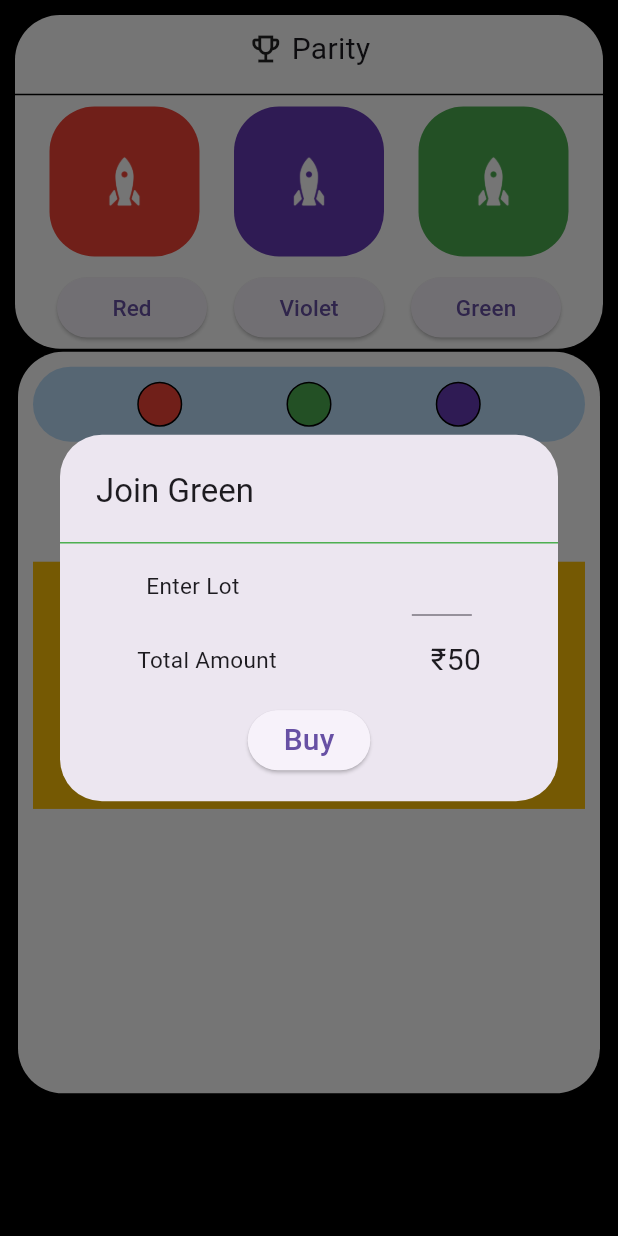
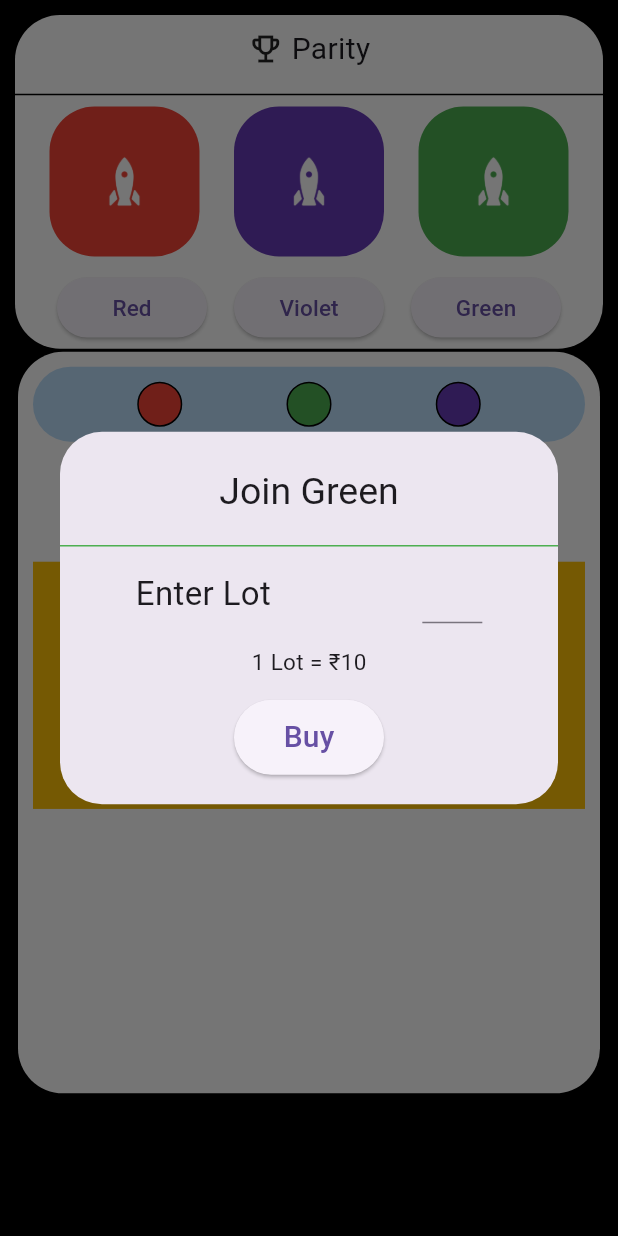
Before and after one commit to shivam2109964/colorPridct, a Flutter app: the ColorGame screen opened directly, after a tap on "Red", after a tap on "Violet", after a tap on "Green", on a phone screen of 412 x 824 dp. Run offline on Flutter 3.47's test engine with Material 3 defaults, Android fonts, the phone set to English and light mode, and no system bars; our stand-ins replace shared_preferences; accounts and stored records are empty.

Commit message:
sab sahi cahl rha hai

```diff
--- /dev/null
+++ b/lib/Dummy.dart
@@ -0,0 +1,53 @@
+import 'package:flutter/material.dart';
+
+class Dummy extends StatefulWidget {
+  const Dummy({super.key});
+  @override
+  State<Dummy> createState() => _DummyState();
+}
+
+class _DummyState extends State<Dummy> {
+   TextEditingController _controller = TextEditingController();
+  int _result = 0;
+
+  void _calculateResult() {
+    String input = _controller.text;
+    int result = int.tryParse(input) ?? 0;
+    result *= 10;
+    setState(() {
+      _result = result;
+    });
+  }
+
+  @override
+  Widget build(BuildContext context) {
+    return Scaffold(
+      appBar: AppBar(
+        title: Text('Multiply by 10'),
+      ),
+      body: Center(
+        child: Column(
+          mainAxisAlignment: MainAxisAlignment.center,
+          children: <Widget>[
+            TextField(
+              controller: _controller,
+              decoration: InputDecoration(
+                labelText: 'Enter a number',
+              ),
+              keyboardType: TextInputType.number,
+            ),
+            ElevatedButton(
+              onPressed: _calculateResult,
+              child: Text('Calculate Result'),
+            ),
+            SizedBox(height: 20),
+            Text(
+              'Result: $_result',
+              style: TextStyle(fontSize: 20),
+            ),
+          ],
+        ),
+      ),
+    );
+  }
+}
--- a/lib/Services/ColorGameScreen/src/screen/ColorGameScreen.dart
+++ b/lib/Services/ColorGameScreen/src/screen/ColorGameScreen.dart
@@ -11,8 +11,22 @@ class ColorGame extends StatefulWidget {
 }
 
 class _ColorGameState extends State<ColorGame> {
+  //Controller for when user press on Buy Button then in Dialog Widget its show total amount
+  final TextEditingController _controller = TextEditingController();
+
+  int _result = 0;
+
+  void _calculateResult() {
+    String input = _controller.text;
+    int result = int.tryParse(input) ?? 0;
+    result *= 10;
+    setState(() {
+      _result = result;
+    });
+  }
+
   ColorPridect colorPridect = ColorPridect();
-
+//This is for timer
   int group1Tokens = 0;
   int gorup2Tokesn = 0;
   bool isTimeRunning = false;
@@ -38,6 +52,7 @@ class _ColorGameState extends State<ColorGame> {
 
   @override
   void dispose() {
+    //Controller for calculate total amount of Dailog box
     _timer?.cancel();
     super.dispose();
   }
@@ -64,6 +79,7 @@ class _ColorGameState extends State<ColorGame> {
       }
     });
   }
+  //That's it
 
   @override
   Widget build(BuildContext context) {
@@ -195,7 +211,11 @@ class _ColorGameState extends State<ColorGame> {
                                       context: context,
                                       builder: (BuildContext context) =>
                                           SimpleDialog(
-                                        title: const Text("Join Red"),
+                                        title: const Center(
+                                            child: Text(
+                                          "Join Red",
+                                          style: TextStyle(fontSize: 25),
+                                        )),
                                         children: <Widget>[
                                           const Divider(
                                             color: Colors.red,
@@ -209,70 +229,57 @@ class _ColorGameState extends State<ColorGame> {
                                               mainAxisAlignment:
                                                   MainAxisAlignment.center,
                                               children: <Widget>[
-                                                const Row(
+                                                Row(
                                                   mainAxisAlignment:
                                                       MainAxisAlignment
                                                           .spaceAround,
                                                   children: <Widget>[
-                                                    Text(
+                                                    const Text(
                                                       "Enter Lot",
                                                       style: TextStyle(
-                                                          fontSize: 15),
+                                                          fontSize: 22),
                                                     ),
                                                     SizedBox(
                                                       width: 40,
                                                       height: 40,
                                                       child: TextField(
+                                                        controller: _controller,
                                                         keyboardType:
                                                             TextInputType
                                                                 .number,
-                                                        style: TextStyle(
-                                                            fontSize: 15),
+                                                        style: const TextStyle(
+                                                            fontSize: 22),
+                                                        //Calculate Dialog Box Total Amount
                                                       ),
-                                                    )
-                                                  ],
-                                                ),
-                                                const Padding(
-                                                  padding: EdgeInsets.only(
-                                                    top: 15,
-                                                  ),
-                                                ),
-                                                const Row(
-                                                  mainAxisAlignment:
-                                                      MainAxisAlignment
-                                                          .spaceAround,
-                                                  children: <Widget>[
-                                                    Text(
-                                                      "Total Amount",
-                                                      style: TextStyle(
-                                                          fontSize: 15),
-                                                    ),
-                                                    Text(
-                                                      "₹50",
-                                                      style: TextStyle(
-                                                          fontSize: 20),
                                                     ),
                                                   ],
                                                 ),
                                                 const Padding(
-                                                  padding: EdgeInsets.only(
-                                                    top: 15,
+                                                  padding: EdgeInsets.all(15),
+                                                  child: Row(
+                                                    mainAxisAlignment:
+                                                        MainAxisAlignment
+                                                            .center,
+                                                    children: [
+                                                      Text(
+                                                        "1 Lot = ₹10",
+                                                        style: TextStyle(
+                                                            fontSize: 15),
+                                                      )
+                                                    ],
                                                   ),
                                                 ),
-                                                Row(
-                                                  mainAxisAlignment:
-                                                      MainAxisAlignment.center,
-                                                  children: [
-                                                    ElevatedButton(
+                                                SizedBox(
+                                                  height: 50,
+                                                  width: 100,
+                                                  child: ElevatedButton(
                                                     onPressed: () {},
                                                     child: const Text(
                                                       "Buy",
                                                       style: TextStyle(
-                                                          fontSize: 20,
+                                                          fontSize: 20),
                                                     ),
                                                   ),
-                                                    ),
-                                                  ],
                                                 ),
                                               ],
                                             ),
@@ -297,7 +304,11 @@ class _ColorGameState extends State<ColorGame> {
                                       context: context,
                                       builder: (BuildContext context) =>
                                           SimpleDialog(
-                                        title: const Text("Join Violet"),
+                                        title: const Center(
+                                            child: Text(
+                                          "Join Violet",
+                                          style: TextStyle(fontSize: 25),
+                                        )),
                                         children: <Widget>[
                                           const Divider(
                                             color: Colors.deepPurple,
@@ -311,70 +322,57 @@ class _ColorGameState extends State<ColorGame> {
                                               mainAxisAlignment:
                                                   MainAxisAlignment.center,
                                               children: <Widget>[
-                                                const Row(
+                                                Row(
                                                   mainAxisAlignment:
                                                       MainAxisAlignment
                                                           .spaceAround,
                                                   children: <Widget>[
-                                                    Text(
+                                                    const Text(
                                                       "Enter Lot",
                                                       style: TextStyle(
-                                                          fontSize: 15),
+                                                          fontSize: 22),
                                                     ),
                                                     SizedBox(
                                                       width: 40,
                                                       height: 40,
                                                       child: TextField(
+                                                        controller: _controller,
                                                         keyboardType:
                                                             TextInputType
                                                                 .number,
-                                                        style: TextStyle(
-                                                            fontSize: 15),
+                                                        style: const TextStyle(
+                                                            fontSize: 22),
+                                                        //Calculate Dialog Box Total Amount
                                                       ),
-                                                    )
-                                                  ],
-                                                ),
-                                                const Padding(
-                                                  padding: EdgeInsets.only(
-                                                    top: 15,
-                                                  ),
-                                                ),
-                                                const Row(
-                                                  mainAxisAlignment:
-                                                      MainAxisAlignment
-                                                          .spaceAround,
-                                                  children: <Widget>[
-                                                    Text(
-                                                      "Total Amount",
-                                                      style: TextStyle(
-                                                          fontSize: 15),
-                                                    ),
-                                                    Text(
-                                                      "₹50",
-                                                      style: TextStyle(
-                                                          fontSize: 20),
                                                     ),
                                                   ],
                                                 ),
                                                 const Padding(
-                                                  padding: EdgeInsets.only(
-                                                    top: 15,
+                                                  padding: EdgeInsets.all(15),
+                                                  child: Row(
+                                                    mainAxisAlignment:
+                                                        MainAxisAlignment
+                                                            .center,
+                                                    children: [
+                                                      Text(
+                                                        "1 Lot = ₹10",
+                                                        style: TextStyle(
+                                                            fontSize: 15),
+                                                      )
+                                                    ],
                                                   ),
                                                 ),
-                                                Row(
-                                                  mainAxisAlignment:
-                                                      MainAxisAlignment.center,
-                                                  children: [
-                                                    ElevatedButton(
+                                                 SizedBox(
+                                                  height: 50,
+                                                  width: 100,
+                                                  child: ElevatedButton(
                                                     onPressed: () {},
                                                     child: const Text(
                                                       "Buy",
                                                       style: TextStyle(
-                                                          fontSize: 20,
+                                                          fontSize: 20),
                                                     ),
                                                   ),
-                                                    ),
-                                                  ],
                                                 ),
                                               ],
                                             ),
@@ -399,7 +397,11 @@ class _ColorGameState extends State<ColorGame> {
                                       context: context,
                                       builder: (BuildContext context) =>
                                           SimpleDialog(
-                                        title: const Text("Join Green"),
+                                        title: const Center(
+                                            child: Text(
+                                          "Join Green",
+                                          style: TextStyle(fontSize: 25),
+                                        )),
                                         children: <Widget>[
                                           const Divider(
                                             color: Colors.green,
@@ -413,70 +415,57 @@ class _ColorGameState extends State<ColorGame> {
                                               mainAxisAlignment:
                                                   MainAxisAlignment.center,
                                               children: <Widget>[
-                                                const Row(
+                                                Row(
                                                   mainAxisAlignment:
                                                       MainAxisAlignment
                                                           .spaceAround,
                                                   children: <Widget>[
-                                                    Text(
+                                                    const Text(
                                                       "Enter Lot",
                                                       style: TextStyle(
-                                                          fontSize: 15),
+                                                          fontSize: 22),
                                                     ),
                                                     SizedBox(
                                                       width: 40,
                                                       height: 40,
                                                       child: TextField(
+                                                        controller: _controller,
                                                         keyboardType:
                                                             TextInputType
                                                                 .number,
-                                                        style: TextStyle(
-                                                            fontSize: 15),
+                                                        style: const TextStyle(
+                                                            fontSize: 22),
+                                                        //Calculate Dialog Box Total Amount
                                                       ),
-                                                    )
-                                                  ],
-                                                ),
-                                                const Padding(
-                                                  padding: EdgeInsets.only(
-                                                    top: 15,
-                                                  ),
-                                                ),
-                                                const Row(
-                                                  mainAxisAlignment:
-                                                      MainAxisAlignment
-                                                          .spaceAround,
-                                                  children: <Widget>[
-                                                    Text(
-                                                      "Total Amount",
-                                                      style: TextStyle(
-                                                          fontSize: 15),
-                                                    ),
-                                                    Text(
-                                                      "₹50",
-                                                      style: TextStyle(
-                                                          fontSize: 20),
                                                     ),
                                                   ],
                                                 ),
                                                 const Padding(
-                                                  padding: EdgeInsets.only(
-                                                    top: 15,
+                                                  padding: EdgeInsets.all(15),
+                                                  child: Row(
+                                                    mainAxisAlignment:
+                                                        MainAxisAlignment
+                                                            .center,
+                                                    children: [
+                                                      Text(
+                                                        "1 Lot = ₹10",
+                                                        style: TextStyle(
+                                                            fontSize: 15),
+                                                      )
+                                                    ],
                                                   ),
                                                 ),
-                                                Row(
-                                                  mainAxisAlignment:
-                                                      MainAxisAlignment.center,
-                                                  children: [
-                                                    ElevatedButton(
+                                                 SizedBox(
+                                                  height: 50,
+                                                  width: 100,
+                                                  child: ElevatedButton(
                                                     onPressed: () {},
                                                     child: const Text(
                                                       "Buy",
                                                       style: TextStyle(
-                                                          fontSize: 20,
+                                                          fontSize: 20),
                                                     ),
                                                   ),
-                                                    ),
-                                                  ],
                                                 ),
                                               ],
                                             ),
--- a/lib/main.dart
+++ b/lib/main.dart
@@ -1,4 +1,5 @@
 import 'package:flutter/material.dart';
+import 'package:strive/Dummy.dart';
 import 'package:strive/Services/SignIN%20-%202/src/screen/SignIn.dart';
 
 
```
Lines whose indentation alone changed are shown as unchanged.
